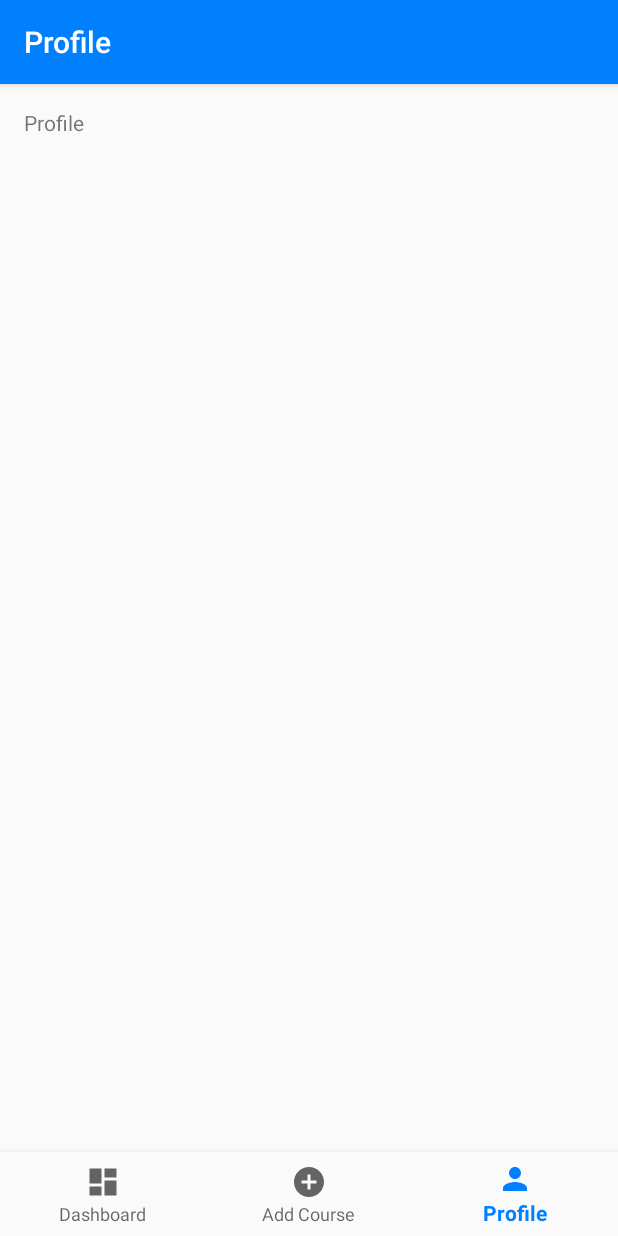
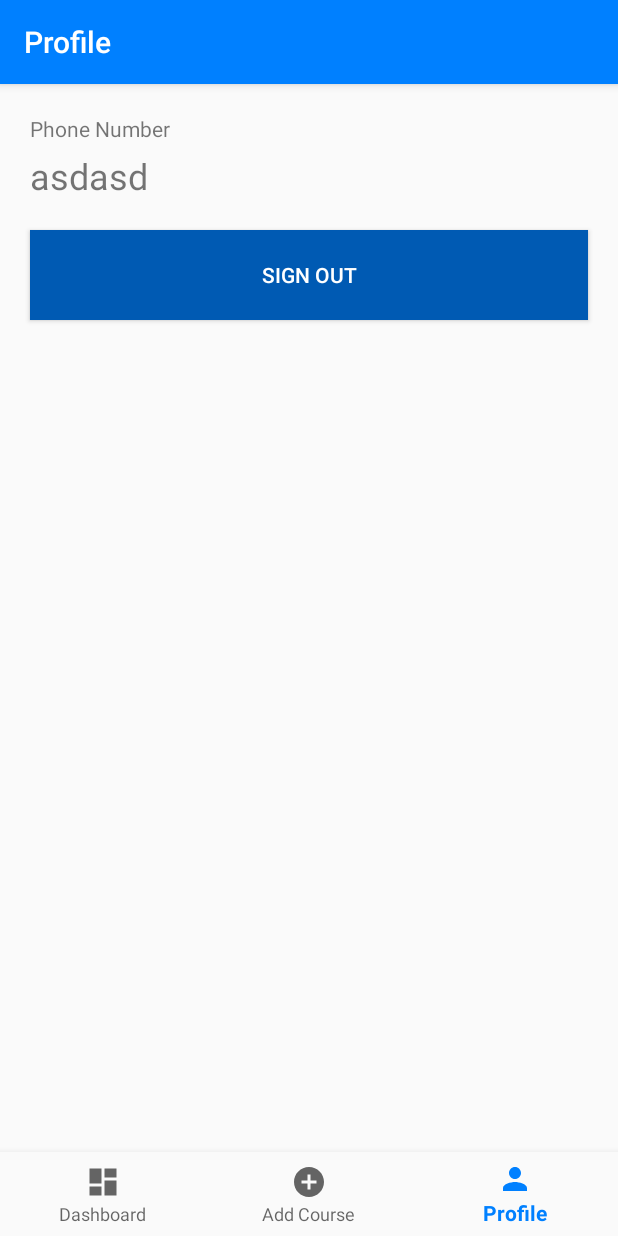
Before and after one commit to dinnatruong/ClassTime, an Android app: the ProfileActivity screen opened directly, with no data from a screen before it, on a phone screen of 412 x 824 dp. Run offline under Robolectric (Android 15) with nearby library versions, the phone set to English and light mode, and no system bars; our stand-ins replace Firebase (no records; nobody signed in at launch, a user with empty details on screens opened directly).

Commit message:
Implemented methods to get profile details and added a sign out button

```diff
--- a/app/src/main/java/com/example/classtime/profile/ProfileContract.java
+++ b/app/src/main/java/com/example/classtime/profile/ProfileContract.java
@@ -5,10 +5,14 @@ public interface ProfileContract {
     interface View {
         void navigateToDashboard();
         void navigateToAddCourse();
+        void signOut();
+        void setPhoneNumber(String phoneNumber);
     }
 
     interface Presenter {
         void onBottomNavDashboardClicked();
         void onBottomNavAddCourseClicked();
+        void getProfile(String phoneNumber);
+        void onSignOutClicked();
     }
 }
--- a/app/src/main/java/com/example/classtime/profile/ProfilePresenter.java
+++ b/app/src/main/java/com/example/classtime/profile/ProfilePresenter.java
@@ -1,10 +1,23 @@
 package com.example.classtime.profile;
 
+import com.example.classtime.data.model.Student;
+import com.example.classtime.data.service.ClassTimeService;
+import com.example.classtime.data.service.RetrofitClient;
+
+import java.util.ArrayList;
+
+import retrofit2.Call;
+import retrofit2.Callback;
+import retrofit2.Response;
+
 public class ProfilePresenter implements ProfileContract.Presenter {
-    ProfileContract.View view;
+    private ProfileContract.View view;
+    private ClassTimeService classTimeService;
+    private Student student;
 
     ProfilePresenter(ProfileContract.View view) {
         this.view = view;
+        classTimeService = new RetrofitClient().getClassTimeService();
     }
 
     @Override
@@ -16,4 +29,30 @@ public class ProfilePresenter implements ProfileContract.Presenter {
     public void onBottomNavAddCourseClicked() {
         view.navigateToAddCourse();
     }
+
+    @Override
+    public void getProfile(String phoneNumber) {
+        if (student == null) {
+            classTimeService.getStudent(phoneNumber).enqueue(new Callback<ArrayList<Student>>() {
+                @Override
+                public void onResponse(Call<ArrayList<Student>> call, Response<ArrayList<Student>> response) {
+
+                    if (response.body() != null && response.body().size() > 0) {
+                        student = response.body().get(0);
+                        view.setPhoneNumber(student.getPhoneNumber());
+                    }
+                }
+
+                @Override
+                public void onFailure(Call<ArrayList<Student>> call, Throwable t) {
+
+                }
+            });
+        }
+    }
+
+    @Override
+    public void onSignOutClicked() {
+        view.signOut();
+    }
 }
--- a/app/src/main/res/layout/activity_profile.xml
+++ b/app/src/main/res/layout/activity_profile.xml
@@ -8,15 +8,39 @@
     tools:context=".dashboard.DashboardActivity">
 
     <TextView
-        android:id="@+id/message"
+        android:id="@+id/phoneNumberLabel"
         android:layout_width="wrap_content"
         android:layout_height="wrap_content"
-        android:layout_marginStart="@dimen/activity_horizontal_margin"
-        android:layout_marginLeft="@dimen/activity_horizontal_margin"
-        android:layout_marginTop="@dimen/activity_vertical_margin"
-        android:text="@string/profile"
+        android:text="@string/phone_number"
         app:layout_constraintLeft_toLeftOf="parent"
-        app:layout_constraintTop_toTopOf="parent" />
+        app:layout_constraintTop_toTopOf="parent"
+        android:layout_marginStart="20dp"
+        android:layout_marginTop="20dp" />
+
+    <TextView
+        android:id="@+id/phoneNumber"
+        android:layout_width="wrap_content"
+        android:layout_height="wrap_content"
+        android:textSize="24sp"
+        android:layout_marginTop="5dp"
+        android:layout_marginStart="20dp"
+        android:layout_marginEnd="20dp"
+        app:layout_constraintTop_toBottomOf="@+id/phoneNumberLabel"
+        app:layout_constraintLeft_toLeftOf="parent"
+        android:text="asdasd"/>
+
+    <Button
+        android:id="@+id/signOutBtn"
+        android:layout_width="match_parent"
+        android:layout_height="60dp"
+        android:text="@string/sign_out"
+        android:background="@color/colorAccent"
+        android:textColor="@color/white"
+        android:layout_marginTop="20dp"
+        android:layout_marginStart="20dp"
+        android:layout_marginEnd="20dp"
+        app:layout_constraintTop_toBottomOf="@+id/phoneNumber"
+        app:layout_constraintLeft_toLeftOf="parent"/>
 
     <android.support.design.widget.BottomNavigationView
         android:id="@+id/nav_view"
--- a/app/src/main/res/values/strings.xml
+++ b/app/src/main/res/values/strings.xml
@@ -27,4 +27,5 @@
     <string name="classes_missed">Classes Missed</string>
     <string name="attendance_details">Attendance Details</string>
     <string name="phone_verification">Phone Verification</string>
+    <string name="phone_number">Phone Number</string>
 </resources>
```
Also changed, not shown: app/src/main/java/com/example/classtime/profile/ProfileActivity.java (+47 -0 lines).
